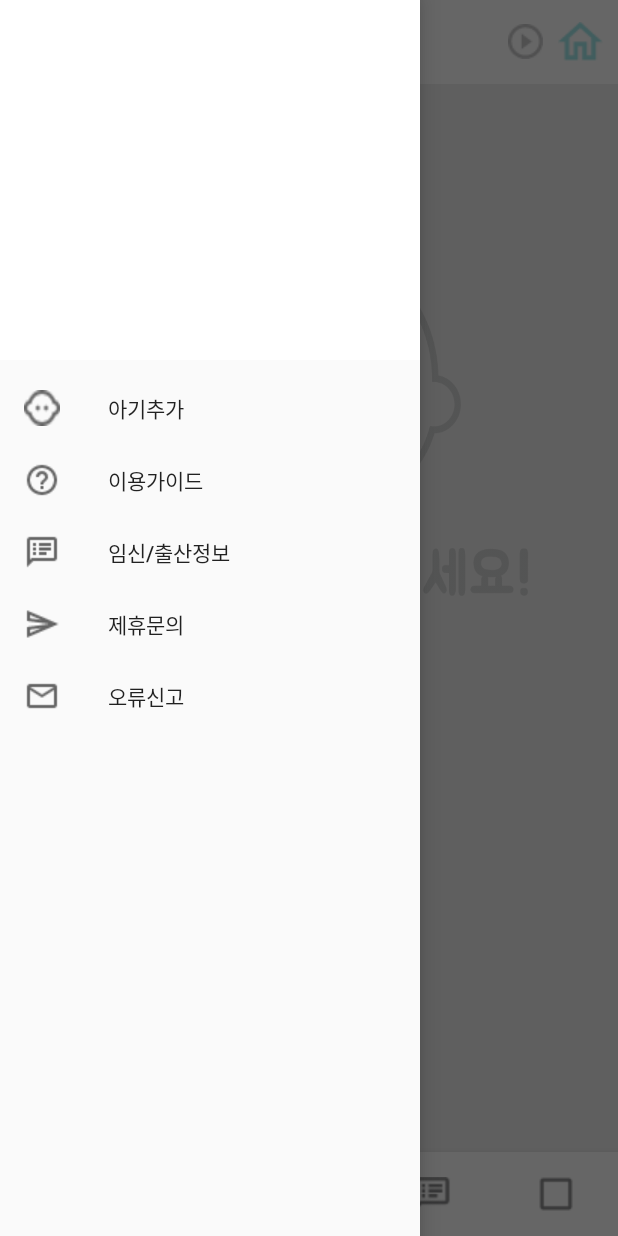
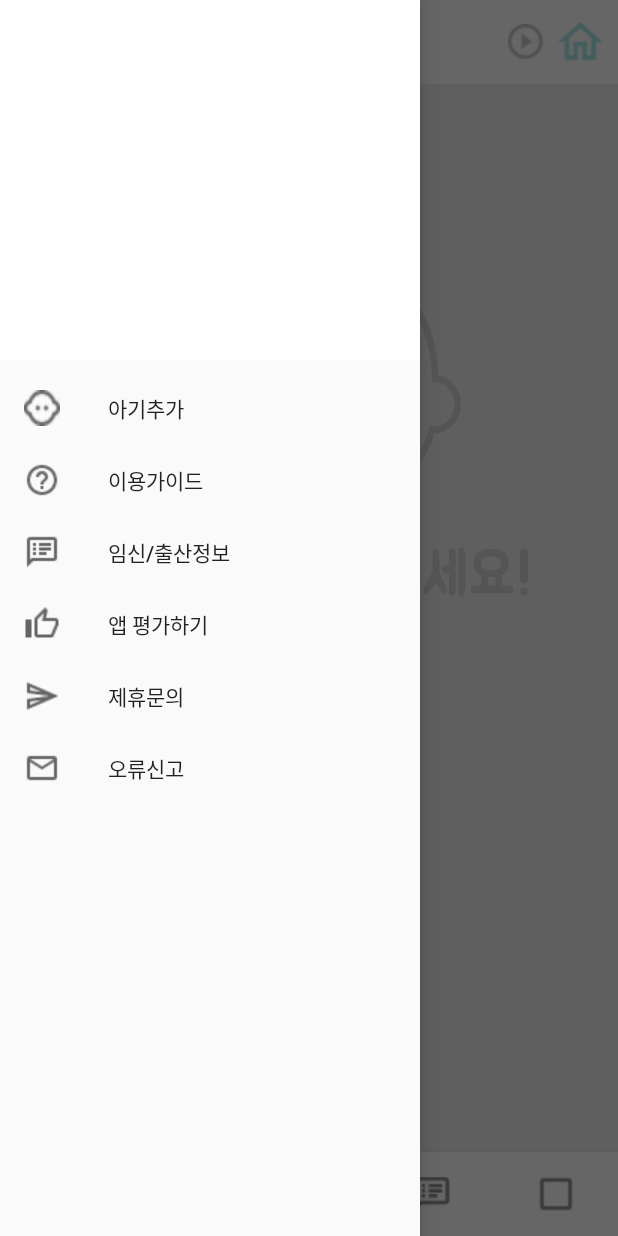
Before and after one commit to hyunji92/BebeDiary, an Android app: the screen it shows after launch (MainActivity), with the side drawer open, on a phone screen of 412 x 824 dp. Run offline under Robolectric (Android 15) with nearby library versions, the phone set to English and light mode, and no system bars; our stand-ins replace Room's generated code, RxJava; libraries missing offline, so code that uses them is left out: com.facebook.stetho; pictures from the network do not load; 1 statement that could not run was skipped.

Commit message:
서랍메뉴 기능 연결

```diff
--- a/app/src/main/res/menu/navigation_drawer.xml
+++ b/app/src/main/res/menu/navigation_drawer.xml
@@ -16,6 +16,13 @@
                 android:icon="@drawable/pregnant_info_icon"
                 android:title="임신/출산정보"
         />
+
+        <item
+            android:id="@+id/review"
+            android:icon="@drawable/review"
+            android:title="앱 평가하기"
+            />
+
         <item
                 android:id="@+id/together"
                 android:icon="@drawable/together_icon"
```
Also changed, not shown: app/src/main/java/com/bebediary/MainActivity.kt (+39 -1 lines), app/src/main/res/drawable-v24/review.png (added), app/src/main/res/drawable-v24/share.png (added), app/src/main/res/drawable/review.png (added), app/src/main/res/drawable/share.png (added).
